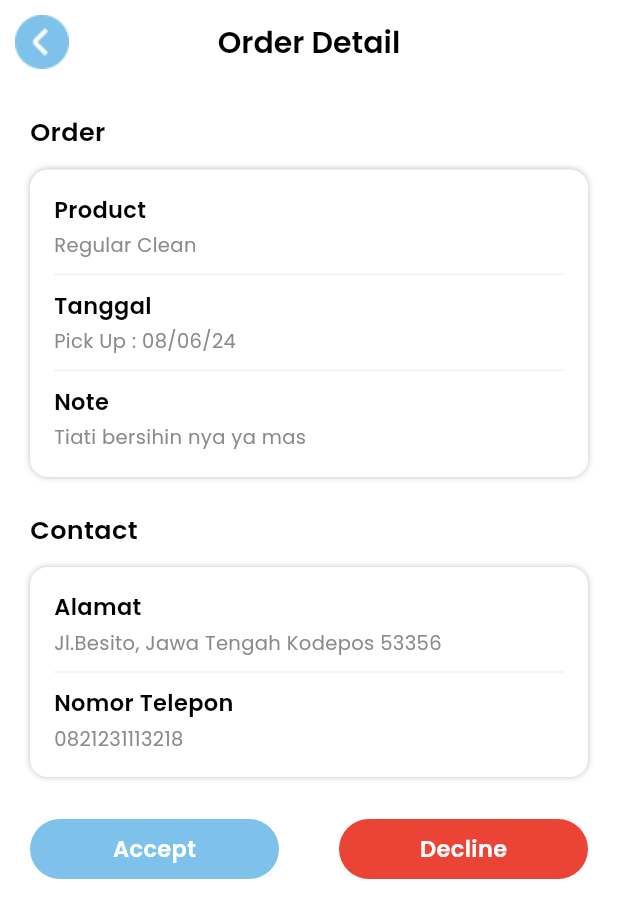
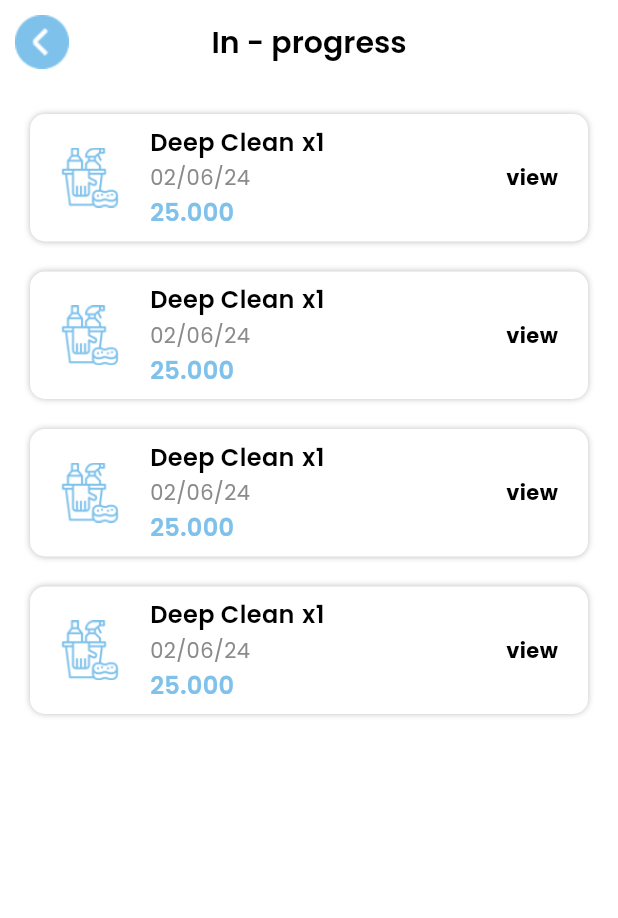
Before and after one commit to bawwaz/SeatuErsih-Admin-, a Flutter app: the screen it shows after launch, on a phone screen of 412 x 824 dp. Shown: the top 918 px of the screen. Run offline on Flutter 3.47's test engine with Material 3 defaults, Android fonts, the phone set to English and light mode, and no system bars; our stand-ins replace dio, get, google_fonts, shared_preferences; missing offline and left inert: dart:ffi.

Commit message:
feat: [DNA] add ui order status inprogress

```diff
--- a/lib/main.dart
+++ b/lib/main.dart
@@ -14,7 +14,7 @@ class MyApp extends StatelessWidget {
     return GetMaterialApp(
       title: 'Flutter Demo',
       debugShowCheckedModeBanner: false,
-      initialRoute: Routes.orderrequest,
+      initialRoute: Routes.orderstatusinprogress,
       getPages: Routes.pages,
       theme: ThemeData(
         colorScheme: ColorScheme.fromSeed(seedColor: Color(0xFF7EC1EB)),
--- a/lib/routes/routes.dart
+++ b/lib/routes/routes.dart
@@ -7,6 +7,7 @@ import 'package:seatu_ersih_admin/view/order_detail_page/order_detail_view.dart'
 import 'package:seatu_ersih_admin/view/order_list_page/order_list_view.dart';
 import 'package:seatu_ersih_admin/view/order_management_page/order_management_view.dart';
 import 'package:seatu_ersih_admin/view/order_request_page/order_request_view.dart';
+import 'package:seatu_ersih_admin/view/order_status_inprogress/order_status_inprogress_view.dart';
 import 'package:seatu_ersih_admin/view/register_page/RegisterviewPage.dart';
 
 class Routes {
@@ -19,6 +20,7 @@ class Routes {
   static String orderdetail = '/orderdetail';
   static String ordermanagement = '/ordermanagement';
   static String orderrequest = '/orderrequest';
+  static String orderstatusinprogress = '/orderstatusinprogress';
 
   static List<GetPage> pages = [
     GetPage(name: homepage, page: () => HomePage()),
@@ -30,5 +32,6 @@ class Routes {
     GetPage(name: orderdetail, page: () => OrderDetailView()),
     GetPage(name: ordermanagement, page: () => OrderManagementView()),
     GetPage(name: orderrequest, page: () => OrderRequestView()),
+    GetPage(name: orderstatusinprogress, page: () => OrderStatusInprogressView()),
   ];
 }
--- /dev/null
+++ b/lib/view/order_status_inprogress/order_status_inprogress_binding.dart
@@ -0,0 +1,9 @@
+import 'package:get/get.dart';
+import 'package:seatu_ersih_admin/view/order_status_inprogress/order_status_inprogress_controller.dart';
+
+class orderStatusBinding extends Bindings {
+  @override
+  void dependencies() {
+    Get.lazyPut<OrderStatusInprogressController>(() => OrderStatusInprogressController());
+  }
+}
--- /dev/null
+++ b/lib/view/order_status_inprogress/order_status_inprogress_controller.dart
@@ -0,0 +1,5 @@
+import 'package:get/get.dart';
+
+class OrderStatusInprogressController extends GetxController {
+
+}
--- /dev/null
+++ b/lib/view/order_status_inprogress/order_status_inprogress_view.dart
@@ -0,0 +1,57 @@
+import 'package:flutter/material.dart';
+import 'package:google_fonts/google_fonts.dart';
+import 'package:seatu_ersih_admin/view/order_management_page/widget/inprogress_order.dart';
+import 'package:seatu_ersih_admin/view/order_status_inprogress/widget/card_inprogress_orders.dart';
+
+class OrderStatusInprogressView extends StatelessWidget {
+  const OrderStatusInprogressView({super.key});
+
+  @override
+  Widget build(BuildContext context) {
+    return Scaffold(
+      backgroundColor: Color(0xFFFFFFFF),
+      appBar: AppBar(
+        backgroundColor: Colors.white,
+        automaticallyImplyLeading: false,
+        leading: InkWell(
+          onTap: () {},
+          child: Image.asset('assets/img/angle-circle-right 1.png'),
+        ),
+        centerTitle: true,
+        title: Text(
+          'In - progress',
+          style: GoogleFonts.poppins(
+            fontWeight: FontWeight.w600,
+            color: Colors.black,
+            fontSize: 20,
+          ),
+        ),
+      ),
+      body: ListView.builder(
+        padding: EdgeInsets.all(20),
+        itemCount: 4,
+        itemBuilder: (context, index) {
+          return Container(
+            margin: EdgeInsets.only(bottom: 20),
+            width: double.infinity,
+            height: 85,
+            padding: EdgeInsets.symmetric(horizontal: 20),
+            decoration: BoxDecoration(
+              color: Colors.white,
+              borderRadius: BorderRadius.circular(10),
+              boxShadow: [
+                BoxShadow(
+                  color: Colors.black.withOpacity(0.25),
+                  spreadRadius: 0,
+                  blurRadius: 3,
+                  offset: Offset(0, 0),
+                ),
+              ],
+            ),
+            child: CardInprogressOrders(),
+          );
+        },
+      ),
+    );
+  }
+}
--- /dev/null
+++ b/lib/view/order_status_inprogress/widget/card_inprogress_orders.dart
@@ -0,0 +1,90 @@
+import 'package:flutter/material.dart';
+
+import 'package:flutter/material.dart';
+import 'package:google_fonts/google_fonts.dart';
+
+class CardInprogressOrders extends StatelessWidget {
+  const CardInprogressOrders({
+    super.key,
+  });
+
+  @override
+  Widget build(BuildContext context) {
+    return Row(
+      mainAxisAlignment: MainAxisAlignment.spaceBetween,
+      children: [
+        Row(
+          children: [
+            Image.asset(
+              'assets/img/cleaning.png',
+              width: 40,
+            ),
+            SizedBox(width: 20),
+            Column(
+              mainAxisAlignment: MainAxisAlignment.center,
+              crossAxisAlignment: CrossAxisAlignment.start,
+              children: [
+                Row(
+                  children: [
+                    Text(
+                      'Deep Clean',
+                      style: GoogleFonts.poppins(
+                        fontWeight: FontWeight.w600,
+                        fontSize: 16,
+                        color: Colors.black,
+                      ),
+                    ),
+                    SizedBox(width: 5),
+                    Text(
+                      'x1',
+                      style: GoogleFonts.poppins(
+                        fontWeight: FontWeight.w600,
+                        fontSize: 16,
+                        color: Colors.black,
+                      ),
+                    ),
+                  ],
+                ),
+                SizedBox(
+                  height: 2,
+                ),
+                Text(
+                  '02/06/24',
+                  style: GoogleFonts.poppins(
+                    fontSize: 14,
+                    color: Color(0xFF8A8A8A),
+                  ),
+                ),
+                SizedBox(
+                  height: 2,
+                ),
+                Text(
+                  '25.000',
+                  style: GoogleFonts.poppins(
+                    fontWeight: FontWeight.w600,
+                    fontSize: 16,
+                    color: Color(0xff7EC1EB),
+                  ),
+                ),
+              ],
+            ),
+          ],
+        ),
+        Column(
+          mainAxisAlignment: MainAxisAlignment.center,
+          crossAxisAlignment: CrossAxisAlignment.end,
+          children: [
+            Text(
+              'view',
+              style: GoogleFonts.poppins(
+                fontSize: 14,
+                fontWeight: FontWeight.bold,
+                color: Colors.black,
+              ),
+            ),
+          ],
+        ),
+      ],
+    );
+  }
+}
```
